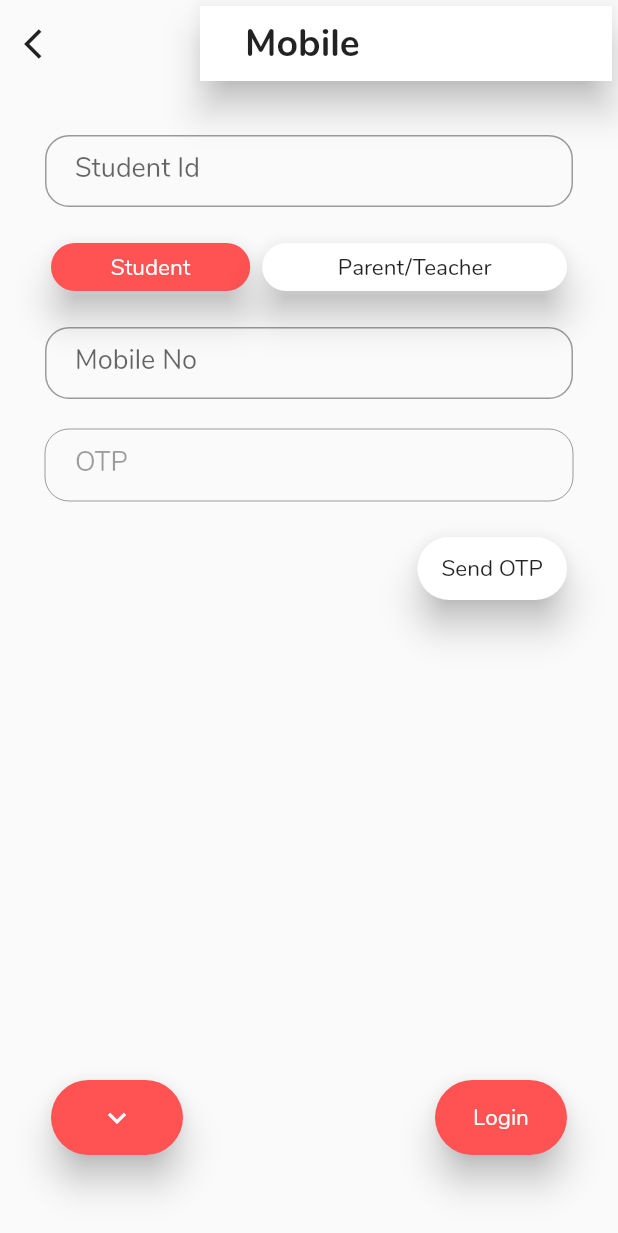
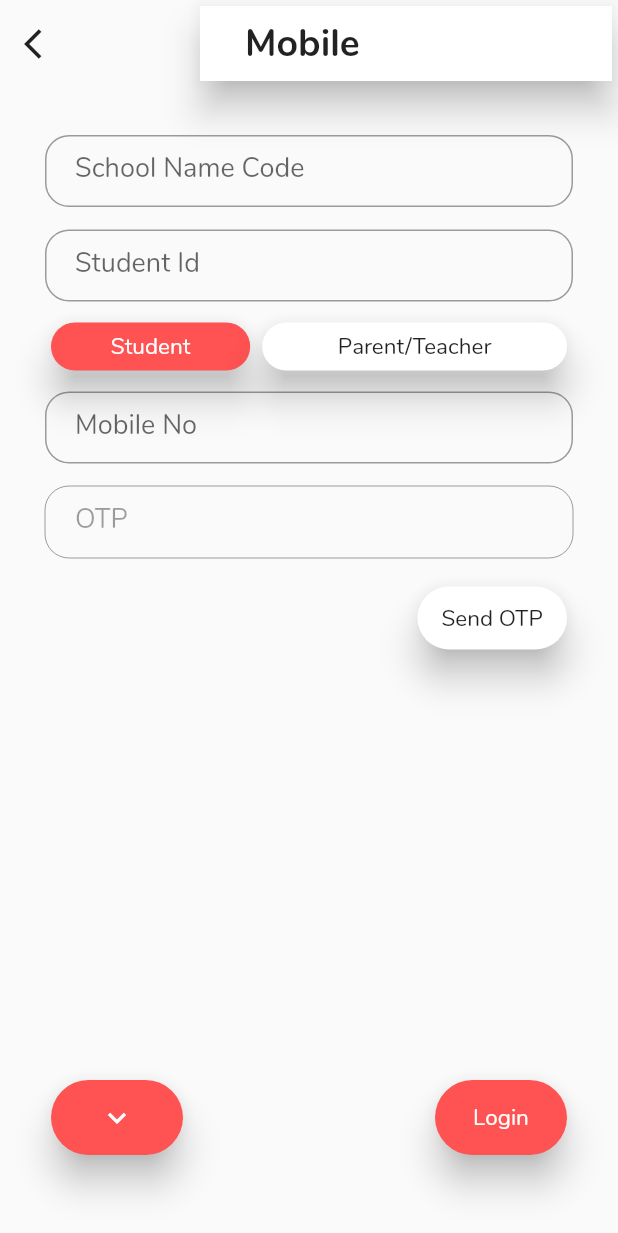
Before and after one commit to byteboss777/Our-E-School, a Flutter app: the LoginPage screen opened directly, after a tap on "Not Registered?", after a tap on the "phone" icon, on a phone screen of 412 x 824 dp. Shown: the top 1233 px of the screen. Run offline on Flutter 3.47's test engine with Material 2 defaults, Android fonts, the phone set to English and light mode, and no system bars; our stand-ins replace camera, dynamic_theme, file_picker, flip_card, font_awesome_flutter; missing offline and left inert: countdown_flutter, flutter_plugin_pdf_viewer, intro_views_flutter, random_color.

Commit message:
School Name Code added

```diff
--- a/lib/pages/Login/LoginPage.dart
+++ b/lib/pages/Login/LoginPage.dart
@@ -20,6 +20,7 @@ class _LoginPageState extends State<LoginPage> {
   GlobalKey<FlipCardState> cardKey = GlobalKey<FlipCardState>();
   String idHint = 'Student Id';
   bool isRegistering = false;
+  String notYetRegisteringText = 'Not Registered?';
 
   @override
   Widget build(BuildContext context) {
@@ -46,12 +47,24 @@ class _LoginPageState extends State<LoginPage> {
                   keyboardType: TextInputType.emailAddress,
                   style: TextStyle(fontSize: 18, fontWeight: FontWeight.w500),
                   decoration: kTextFieldDecoration.copyWith(
+                    hintText: 'One which we gave',
+                    labelText: 'School Name Code',
+                  ),
+                ),
+                SizedBox(
+                  height: 15,
+                ),
+                TextField(
+                  onChanged: (id) {},
+                  keyboardType: TextInputType.emailAddress,
+                  style: TextStyle(fontSize: 18, fontWeight: FontWeight.w500),
+                  decoration: kTextFieldDecoration.copyWith(
                     hintText: 'One which school gave',
                     labelText: idHint,
                   ),
                 ),
                 SizedBox(
-                  height: 20,
+                  height: 10,
                 ),
                 CustomLoginTypeBtn(
                   onPressed: () {
@@ -68,7 +81,7 @@ class _LoginPageState extends State<LoginPage> {
                   },
                 ),
                 SizedBox(
-                  height: 20,
+                  height: 10,
                 ),
                 TextField(
                   onChanged: (email) {},
@@ -80,7 +93,7 @@ class _LoginPageState extends State<LoginPage> {
                   ),
                 ),
                 SizedBox(
-                  height: 20,
+                  height: 15,
                 ),
                 TextField(
                   obscureText: true,
@@ -92,21 +105,26 @@ class _LoginPageState extends State<LoginPage> {
                     labelText: 'Password',
                   ),
                 ),
-                isRegistering ? SizedBox(
-                  height: 20,
-                ) : Container(),
-                isRegistering ? TextField(
+                isRegistering
+                    ? SizedBox(
+                        height: 15,
+                      )
+                    : Container(),
+                isRegistering
+                    ? TextField(
                         obscureText: true,
                         onChanged: (password) {},
                         keyboardType: TextInputType.emailAddress,
-                  style: TextStyle(fontSize: 18, fontWeight: FontWeight.w500),
+                        style: TextStyle(
+                            fontSize: 18, fontWeight: FontWeight.w500),
                         decoration: kTextFieldDecoration.copyWith(
                           hintText: '*@*s*#ls',
                           labelText: 'Confirm Password',
                         ),
-                ) : Container(),
+                      )
+                    : Container(),
                 SizedBox(
-                  height: 20,
+                  height: 15,
                 ),
                 Hero(
                   tag: 'otpForget',
@@ -118,7 +136,7 @@ class _LoginPageState extends State<LoginPage> {
                       children: <Widget>[
                         ReusableRoundedButton(
                           child: Text(
-                            "Not Registered?",
+                            notYetRegisteringText,
                             style: TextStyle(
                               // color: kmainColorTeacher,
                               fontSize: 15,
@@ -128,6 +146,9 @@ class _LoginPageState extends State<LoginPage> {
                             cardKey.currentState.toggleCard();
                             setState(() {
                               isRegistering = !isRegistering;
+                              notYetRegisteringText = isRegistering
+                                  ? "Registered?"
+                                  : "Not Registered?";
                             });
                           },
                           height: 40,
@@ -141,7 +162,7 @@ class _LoginPageState extends State<LoginPage> {
                             ),
                           ),
                           onPressed: () {
-                            // cardKey.currentState.toggleCard();
+                            //Forget Password Logic
                           },
                           height: 40,
                         ),
--- a/lib/pages/Login/MobileLoginPage.dart
+++ b/lib/pages/Login/MobileLoginPage.dart
@@ -33,9 +33,22 @@ class _MobileLoginPageState extends State<MobileLoginPage> {
           Padding(
             padding: EdgeInsets.symmetric(horizontal: 30, vertical: 30),
             child: Column(
-              mainAxisSize: MainAxisSize.min,
+              // mainAxisSize: MainAxisSize.min,
               // mainAxisAlignment: MainAxisAlignment.spaceBetween,
               children: <Widget>[
+                TextField(
+                  enabled: isEnabled,
+                  onChanged: (id) {},
+                  keyboardType: TextInputType.emailAddress,
+                  style: TextStyle(fontSize: 18, fontWeight: FontWeight.w500),
+                  decoration: kTextFieldDecoration.copyWith(
+                    hintText: 'One which we gave',
+                    labelText: 'School Name Code',
+                  ),
+                ),
+                SizedBox(
+                  height: 15,
+                ),
                 TextField(
                   enabled: isEnabled,
                   onChanged: (id) {},
@@ -47,7 +60,7 @@ class _MobileLoginPageState extends State<MobileLoginPage> {
                   ),
                 ),
                 SizedBox(
-                  height: 20,
+                  height: 10,
                 ),
                 CustomLoginTypeBtn(
                   onPressed: () {
@@ -64,7 +77,7 @@ class _MobileLoginPageState extends State<MobileLoginPage> {
                   },
                 ),
                 SizedBox(
-                  height: 20,
+                  height: 10,
                 ),
                 TextField(
                   enabled: isEnabled,
@@ -77,7 +90,7 @@ class _MobileLoginPageState extends State<MobileLoginPage> {
                   ),
                 ),
                 SizedBox(
-                  height: 20,
+                  height: 15,
                 ),
                 TextField(
                   enabled: !isEnabled,
@@ -90,7 +103,7 @@ class _MobileLoginPageState extends State<MobileLoginPage> {
                   ),
                 ),
                 SizedBox(
-                  height: 20,
+                  height: 15,
                 ),
                 Hero(
                   tag: 'otpForget',
--- a/lib/pages/WelcomeScreen.dart
+++ b/lib/pages/WelcomeScreen.dart
@@ -1,9 +1,7 @@
-import 'package:acadamicConnect/pages/Login/SchoolSelect.dart';
 import 'package:flutter/material.dart';
 import 'package:intro_views_flutter/Models/page_view_model.dart';
 import 'package:intro_views_flutter/intro_views_flutter.dart';
 import 'package:acadamicConnect/Utility/constants.dart';
-
 import 'Login/LoginPage.dart';
 
 class WelcomeScreen extends StatelessWidget {
@@ -164,7 +162,7 @@ Check School posts to stay updated with school news.''',
                     Navigator.push(
                       context,
                       MaterialPageRoute(
-                        builder: (BuildContext context) => SelectSchoolPage(),
+                        builder: (BuildContext context) => LoginPage(),
                       ),
                     );
                   },
```
Lines whose indentation alone changed are shown as unchanged.
